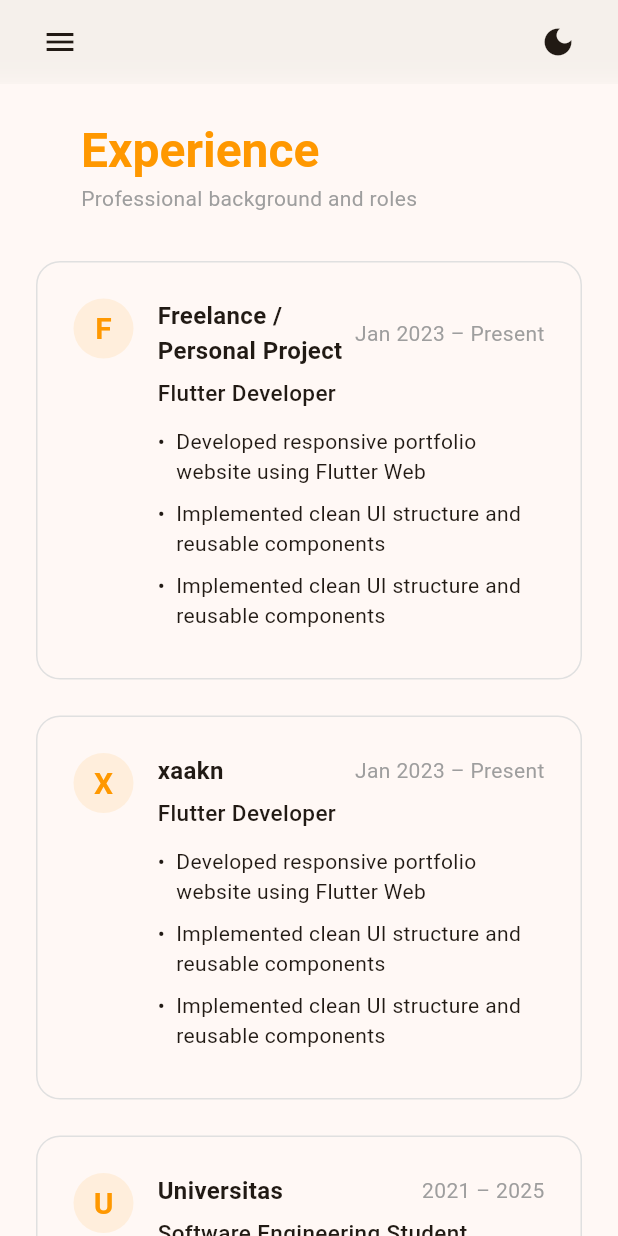
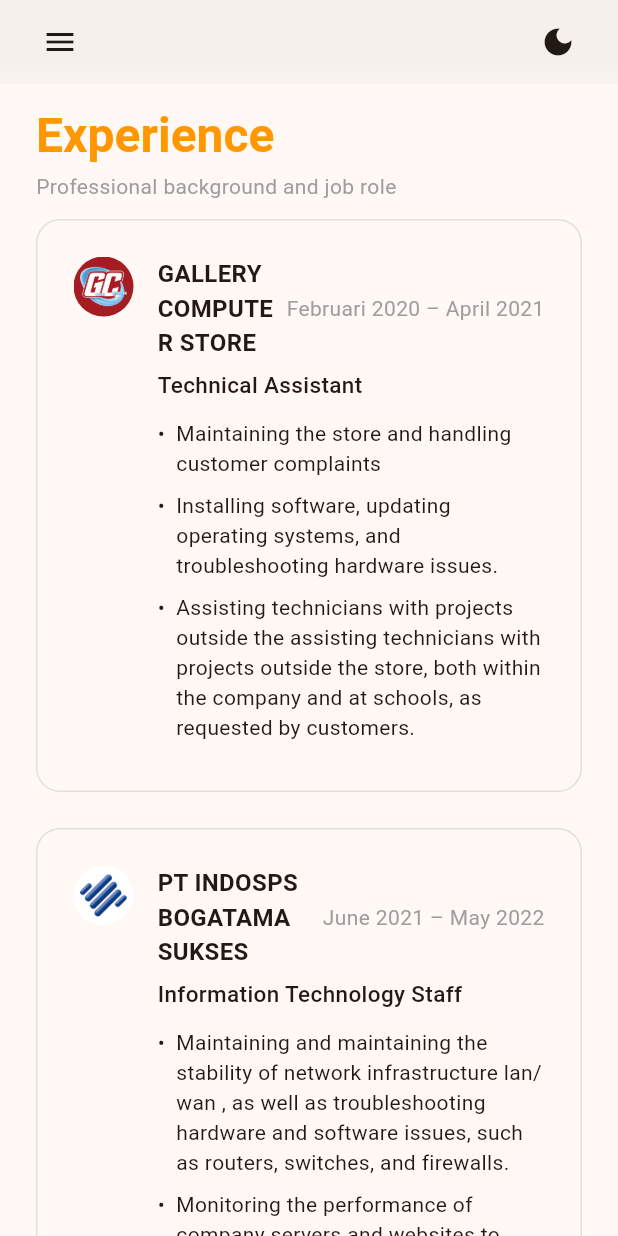
Before and after one commit to isrohadi18/p-isrohadi18, a Flutter app: the screen it shows after launch, swiped to page 3, on a phone screen of 412 x 824 dp. Run offline on Flutter 3.47's test engine with Material 3 defaults, Android fonts, the phone set to English and light mode, and no system bars; drawn by our look-alikes of flutter_animate; our stand-ins replace animated_text_kit; network calls fail.

Commit message:
fix data experience page

```diff
--- a/lib/pages/experience_page.dart
+++ b/lib/pages/experience_page.dart
@@ -12,31 +12,30 @@ class ExperiencePage extends StatelessWidget {
   Widget build(BuildContext context) {
     final isMobile = isMobileLayout(context);
 
-    return SingleChildScrollView(
-      padding: const EdgeInsets.symmetric(horizontal: 24, vertical: 24),
-      child: Column(
-        crossAxisAlignment: CrossAxisAlignment.start,
-        children: [
-          const SectionTitle(
-            title: 'Experience',
-            subtitle: 'Professional background and roles',
+    return CustomScrollView(
+      slivers: [
+        SliverPersistentHeader(
+          pinned: true,
+          delegate: ExperienceHeaderDelegate(),
         ),
-          const SizedBox(height: 32),
 
-          ...List.generate(
-            experienceList.length,
-            (index) =>
-                isMobile
-                    ? ExperienceCard(experience: experienceList[index])
+        SliverPadding(
+          padding: const EdgeInsets.symmetric(horizontal: 24),
+          sliver: SliverList(
+            delegate: SliverChildBuilderDelegate((context, index) {
+              final exp = experienceList[index];
+              return isMobile
+                  ? ExperienceCard(experience: exp)
                   : TimelineItem(
-                      experience: experienceList[index],
+                    experience: exp,
                     isLast: index == experienceList.length - 1,
+                  );
+            }, childCount: experienceList.length),
           ),
         ),
 
-          const SizedBox(height: 64), // 🔥 PENTING: ruang akhir
+        const SliverToBoxAdapter(child: SizedBox(height: 64)),
       ],
-      ),
     );
   }
 }
@@ -53,7 +52,7 @@ class SectionTitle extends StatelessWidget {
       crossAxisAlignment: CrossAxisAlignment.start,
       children: [
         Padding(
-          padding: const EdgeInsets.only(left: 30), //
+          padding: const EdgeInsets.only(left: 15), //
           child: Text(
             title,
             style: Theme.of(context).textTheme.headlineLarge?.copyWith(
@@ -64,7 +63,7 @@ class SectionTitle extends StatelessWidget {
         ),
         const SizedBox(height: 2),
         Padding(
-          padding: const EdgeInsets.only(left: 30), //
+          padding: const EdgeInsets.only(left: 15), //
           child: Text(
             subtitle,
             style: Theme.of(
@@ -95,38 +94,38 @@ class Experience {
 
 final List<Experience> experienceList = [
   Experience(
-    company: 'Freelance / Personal Project',
-    period: 'Jan 2023 – Present',
-    role: 'Flutter Developer',
-    logo: 'assets/images/company_placeholder.png',
+    company: 'GALLERY COMPUTER STORE',
+    period: 'Februari 2020 – April 2021',
+    role: 'Technical Assistant',
+    logo: 'assets/images/companygc.png',
     highlights: [
-      'Developed responsive portfolio website using Flutter Web',
-      'Implemented clean UI structure and reusable components',
-      'Implemented clean UI structure and reusable components',
+      'Maintaining the store and handling customer complaints',
+      'Installing software, updating operating systems, and troubleshooting hardware issues.',
+      'Assisting technicians with projects outside the assisting technicians with projects outside the store, both within the company and at schools, as requested by customers.',
     ],
   ),
 
   Experience(
-    company: 'xaakn',
-    period: 'Jan 2023 – Present',
-    role: 'Flutter Developer',
-    logo: 'assets/images/company_placeholder.png',
+    company: 'PT INDOSPS BOGATAMA SUKSES',
+    period: 'June 2021 – May 2022',
+    role: 'Information Technology Staff',
+    logo: 'assets/images/companyibs.png',
     highlights: [
-      'Developed responsive portfolio website using Flutter Web',
-      'Implemented clean UI structure and reusable components',
-      'Implemented clean UI structure and reusable components',
+      'Maintaining and maintaining the stability of network infrastructure lan/wan , as well as troubleshooting hardware and software issues, such as routers, switches, and firewalls.',
+      'Monitoring the performance of company servers and websites to ensure their stability.',
+      'Installing software, updating operating installing software, updating operating systems, and installing cctv.',
     ],
   ),
 
   Experience(
-    company: 'Universitas',
-    period: '2021 – 2025',
-    role: 'Software Engineering Student',
-    logo: 'assets/images/company_placeholder.png',
+    company: 'PT INDOSPS BOGATAMA SUKSES',
+    period: 'June 2022 – July 2024',
+    role: 'Graphic Design Marketing',
+    logo: 'assets/images/companyibs.png',
     highlights: [
-      'Built academic projects using Java and Flutter',
-      'Implemented AES encryption for final project',
-      'Implemented AES encryption for final project',
+      'Create a product design that will be uploaded on the companynn\'s social media every day.',
+      'Developing strategies with the team and developing customer interest in the companyn\'s products online.',
+      'Design project request in each division. Creating designs on food product packaging.',
     ],
   ),
 ];
@@ -175,7 +174,11 @@ class _ExperienceCardState extends State<ExperienceCard> {
         child: Row(
           crossAxisAlignment: CrossAxisAlignment.start,
           children: [
-            CompanyAvatar(companyName: exp.company, role: exp.role),
+            CompanyAvatar(
+              companyName: exp.company,
+              role: exp.role,
+              logo: exp.logo,
+            ),
 
             const SizedBox(width: 16),
 
@@ -295,19 +298,21 @@ class TimelineItem extends StatelessWidget {
 class CompanyAvatar extends StatelessWidget {
   final String companyName;
   final String role;
+  final String logo;
   final double size;
 
   const CompanyAvatar({
     super.key,
     required this.companyName,
     required this.role,
+    required this.logo,
     this.size = 40,
   });
 
   @override
   Widget build(BuildContext context) {
     return Tooltip(
-      message: '$companyName\n$role',
+      message: 'Company: $companyName',
       decoration: BoxDecoration(
         color: Theme.of(context).colorScheme.surface,
         borderRadius: BorderRadius.circular(8),
@@ -322,12 +327,22 @@ class CompanyAvatar extends StatelessWidget {
       child: CircleAvatar(
         radius: size / 2,
         backgroundColor: Theme.of(context).colorScheme.primary.withOpacity(0.1),
-        child: Text(
+        child: ClipOval(
+          child: Image.asset(
+            logo,
+            width: size,
+            height: size,
+            fit: BoxFit.cover,
+            errorBuilder: (context, error, stackTrace) {
+              return Text(
                 _getInitial(companyName),
                 style: TextStyle(
                   fontSize: size / 2,
                   fontWeight: FontWeight.bold,
                   color: Theme.of(context).colorScheme.primary,
+                ),
+              );
+            },
           ),
         ),
       ),
@@ -345,3 +360,50 @@ class ExperienceTextStyle {
   static const double periodSize = 14;
   static const double bulletSize = 14;
 }
+
+class ExperienceHeaderDelegate extends SliverPersistentHeaderDelegate {
+  @override
+  double get minExtent => 90;
+
+  @override
+  double get maxExtent => 90;
+
+  @override
+  Widget build(
+    BuildContext context,
+    double shrinkOffset,
+    bool overlapsContent,
+  ) {
+    final theme = Theme.of(context);
+
+    return Container(
+      color: theme.scaffoldBackgroundColor,
+      padding: const EdgeInsets.fromLTRB(24, 0, 24, 12),
+      alignment: Alignment.bottomLeft,
+      child: Column(
+        mainAxisSize: MainAxisSize.min,
+        crossAxisAlignment: CrossAxisAlignment.start,
+        mainAxisAlignment: MainAxisAlignment.end,
+        children: [
+          Text(
+            'Experience',
+            style: theme.textTheme.headlineLarge?.copyWith(
+              color: theme.colorScheme.primary,
+              fontWeight: FontWeight.bold,
+            ),
+          ),
+          const SizedBox(height: 4),
+          Text(
+            'Professional background and job role',
+            style: theme.textTheme.bodyMedium?.copyWith(color: Colors.grey),
+          ),
+        ],
+      ),
+    );
+  }
+
+  @override
+  bool shouldRebuild(covariant SliverPersistentHeaderDelegate oldDelegate) {
+    return false;
+  }
+}
```
Also changed, not shown: lib/pages/about_page.dart (+10 -26 lines), lib/pages/certificate_page.dart (+47 -0 lines), assets/images/companygc.png (added), assets/images/companyibs.png (added). Lines whose indentation alone changed are shown as unchanged.
